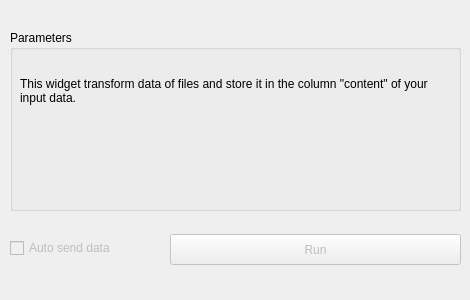
The window that orangecontrib/IO4IT/widgets/designer/owdoclingtomarkdown.ui (TigerODM/TigerODM) describes before a commit, drawn with Qt 5.
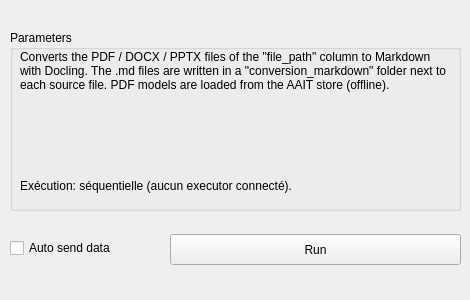
The same window after the commit.

The edit to the form file:
```diff
--- a/orangecontrib/IO4IT/widgets/designer/owdoclingtomarkdown.ui
+++ b/orangecontrib/IO4IT/widgets/designer/owdoclingtomarkdown.ui
@@ -31,17 +31,33 @@
       <x>10</x>
       <y>20</y>
       <width>431</width>
-      <height>81</height>
+      <height>101</height>
      </rect>
     </property>
     <property name="text">
-     <string>This widget transform data of files and store it in the column &quot;content&quot; of your input data.</string>
+     <string>Converts the PDF / DOCX / PPTX files of the &quot;file_path&quot; column to Markdown with Docling. The .md files are written in a &quot;conversion_markdown&quot; folder next to each source file. PDF models are loaded from the AAIT store (offline).</string>
     </property>
     <property name="textFormat">
      <enum>Qt::AutoText</enum>
     </property>
     <property name="alignment">
-     <set>Qt::AlignLeading|Qt::AlignLeft|Qt::AlignVCenter</set>
+     <set>Qt::AlignLeading|Qt::AlignLeft|Qt::AlignTop</set>
+    </property>
+    <property name="wordWrap">
+     <bool>true</bool>
+    </property>
+   </widget>
+   <widget class="QLabel" name="label_exec">
+    <property name="geometry">
+     <rect>
+      <x>10</x>
+      <y>140</y>
+      <width>431</width>
+      <height>31</height>
+     </rect>
+    </property>
+    <property name="text">
+     <string>Exécution: séquentielle (aucun executor connecté).</string>
     </property>
     <property name="wordWrap">
      <bool>true</bool>
@@ -49,9 +65,6 @@
    </widget>
   </widget>
   <widget class="QPushButton" name="pushButton_send">
-   <property name="enabled">
-    <bool>false</bool>
-   </property>
    <property name="geometry">
     <rect>
      <x>170</x>
@@ -65,9 +78,6 @@
    </property>
   </widget>
   <widget class="QCheckBox" name="checkBox_send">
-   <property name="enabled">
-    <bool>false</bool>
-   </property>
    <property name="geometry">
     <rect>
      <x>10</x>
```
